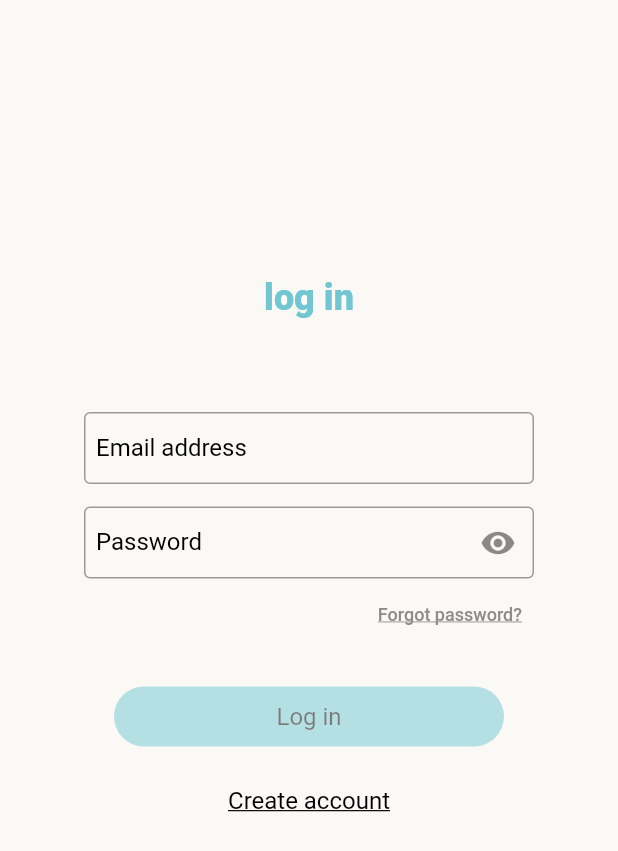
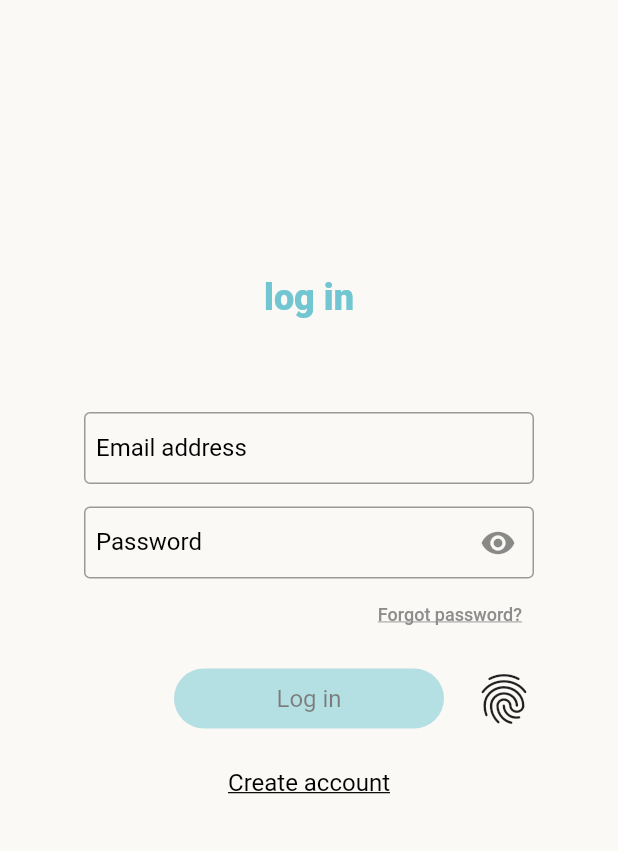
Before and after one commit to Iconica-Development/flutter_user, a Flutter app: the screen it shows after launch, on a phone screen of 412 x 824 dp. Shown: the top 851 px of the screen. Run offline on Flutter 3.47's test engine with Material 3 defaults, Android fonts, the phone set to English and light mode, and no system bars; our stand-ins replace cloud_firestore, firebase_auth, local_auth; missing offline and left inert: flutter_image_picker, flutter_input_library; accounts and stored records are empty; Roboto replaces fonts that are missing (Avenir, Merriweather).

Commit message:
feat: add biometrics options to the login flow of the userstory

```diff
--- a/packages/firebase_user_repository/pubspec.yaml
+++ b/packages/firebase_user_repository/pubspec.yaml
@@ -1,6 +1,6 @@
 name: firebase_user_repository
 description: "firebase_user_repository for flutter_user package"
-version: 6.1.0
+version: 6.2.0
 repository: https://github.com/Iconica-Development/flutter_user
 
 publish_to: https://forgejo.internal.iconica.nl/api/packages/internal/pub
@@ -14,7 +14,7 @@ dependencies:
     sdk: flutter
   user_repository_interface:
     hosted: https://forgejo.internal.iconica.nl/api/packages/internal/pub/
-    version: ^6.1.0
+    version: ^6.2.0
   cloud_firestore: ^5.4.2
   firebase_auth: ^5.3.0
 
--- a/packages/flutter_user/example/lib/main.dart
+++ b/packages/flutter_user/example/lib/main.dart
@@ -14,8 +14,15 @@ class MyApp extends StatelessWidget {
     return MaterialApp(
       title: "flutter_user Example",
       theme: theme,
-      home: const FlutterUserNavigatorUserstory(
-        afterLoginScreen: Home(),
+      home: FlutterUserNavigatorUserstory(
+        afterLoginScreen: const Home(),
+        options: FlutterUserOptions(
+          loginOptions: const LoginOptions(
+            biometricsOptions: LoginBiometricsOptions(
+              loginWithBiometrics: true,
+            ),
+          ),
+        ),
       ),
     );
   }
--- a/packages/flutter_user/lib/src/models/login/login_options.dart
+++ b/packages/flutter_user/lib/src/models/login/login_options.dart
@@ -12,6 +12,7 @@ class LoginOptions {
     this.spacers = const LoginSpacerOptions(),
     this.translations = const LoginTranslations(),
     this.validationService,
+    this.biometricsOptions = const LoginBiometricsOptions(),
     this.maxFormWidth = 300,
     this.initialEmail = "",
     this.initialPassword = "",
@@ -83,8 +84,43 @@ class LoginOptions {
   final InputContainerBuilder emailInputContainerBuilder;
   final InputContainerBuilder passwordInputContainerBuilder;
 
+  /// Configuration class for the biometrics login options.
+  final LoginBiometricsOptions biometricsOptions;
+
   ValidationService get validations =>
       validationService ?? LoginValidationService(this);
+}
+
+class LoginBiometricsOptions {
+  const LoginBiometricsOptions({
+    this.loginWithBiometrics = false,
+    this.triggerBiometricsAutomatically = false,
+    this.allowBiometricsAlternative = true,
+    this.onBiometricsSuccess,
+    this.onBiometricsError,
+    this.onBiometricsFail,
+  });
+
+  /// Ask the user to login with biometrics instead of email and password.
+  final bool loginWithBiometrics;
+
+  /// Allow the user to login with biometrics even if they have no biometrics
+  /// set up on their device. This will use their device native login methods.
+  final bool allowBiometricsAlternative;
+
+  /// Automatically open the native biometrics UI instead of waiting for the
+  /// user to press the biometrics button
+  final bool triggerBiometricsAutomatically;
+
+  /// The callback function to be called when the biometrics login is
+  /// successful.
+  final LoginOptionalAsyncCallback? onBiometricsSuccess;
+
+  /// The callback function to be called when the biometrics login fails.
+  final LoginOptionalAsyncCallback? onBiometricsFail;
+
+  /// The callback function to be called when the biometrics login errors.
+  final LoginOptionalAsyncCallback? onBiometricsError;
 }
 
 Widget _createForgotPasswordButton(
@@ -120,15 +156,10 @@ Widget _createLoginButton(
 ) =>
     Opacity(
       opacity: disabled ? 0.5 : 1.0,
-      child: Row(
-        children: [
-          Expanded(
       child: Padding(
-              padding: const EdgeInsets.only(
-                left: 20,
-                right: 20,
-                top: 20,
-                bottom: 8,
+        padding: const EdgeInsets.symmetric(
+          horizontal: 20,
+          vertical: 8,
         ),
         child: FilledButton(
           onPressed: () async =>
@@ -141,9 +172,6 @@ Widget _createLoginButton(
             ),
           ),
         ),
-            ),
-          ),
-        ],
       ),
     );
 
--- a/packages/flutter_user/lib/src/models/login/login_translations.dart
+++ b/packages/flutter_user/lib/src/models/login/login_translations.dart
@@ -8,6 +8,7 @@ class LoginTranslations {
     this.loginButton = "Log in",
     this.forgotPasswordButton = "Forgot password?",
     this.registrationButton = "Create account",
+    this.biometricsLoginMessage = "Log in with biometrics",
   });
 
   /// Login title
@@ -23,4 +24,5 @@ class LoginTranslations {
   final String forgotPasswordButton;
 
   final String registrationButton;
+  final String biometricsLoginMessage;
 }
--- a/packages/flutter_user/lib/src/screens/email_password_login_form.dart
+++ b/packages/flutter_user/lib/src/screens/email_password_login_form.dart
@@ -2,6 +2,8 @@ import "dart:async";
 
 import "package:flutter/material.dart";
 import "package:flutter_user/src/models/login/login_options.dart";
+import "package:flutter_user/src/services/local_auth.dart";
+import "package:flutter_user/src/widgets/biometrics_button.dart";
 
 class EmailPasswordLoginForm extends StatefulWidget {
   /// Constructs an [EmailPasswordLoginForm] widget.
@@ -48,6 +50,8 @@ class _EmailPasswordLoginFormState extends State<EmailPasswordLoginForm> {
   String _currentEmail = "";
   String _currentPassword = "";
 
+  final LocalAuthService _localAuthService = LocalAuthService();
+
   void _updateCurrentEmail(String email) {
     _currentEmail = email;
     _validate();
@@ -86,6 +90,13 @@ class _EmailPasswordLoginFormState extends State<EmailPasswordLoginForm> {
     _currentEmail = widget.options.initialEmail;
     _currentPassword = widget.options.initialPassword;
     _validate();
+
+    if (widget.options.biometricsOptions.loginWithBiometrics &&
+        widget.options.biometricsOptions.triggerBiometricsAutomatically) {
+      WidgetsBinding.instance.addPostFrameCallback((_) async {
+        await _localAuthService.authenticate(widget.options);
+      });
+    }
   }
 
   @override
@@ -185,6 +196,10 @@ class _EmailPasswordLoginFormState extends State<EmailPasswordLoginForm> {
       options,
     );
 
+    var biometricsButton = BiometricsButton(
+      onPressed: () async => LocalAuthService().authenticate(options),
+    );
+
     return Scaffold(
       backgroundColor: options.loginBackgroundColor,
       body: CustomScrollView(
@@ -197,7 +212,7 @@ class _EmailPasswordLoginFormState extends State<EmailPasswordLoginForm> {
               children: [
                 Expanded(
                   flex: options.spacers.titleSpacer,
-                  child: LoginTitle(
+                  child: _LoginTitle(
                     options: options,
                     title: widget.title,
                     subtitle: widget.subtitle,
@@ -231,7 +246,27 @@ class _EmailPasswordLoginFormState extends State<EmailPasswordLoginForm> {
                             if (options.spacers.spacerAfterForm != null) ...[
                               Spacer(flex: options.spacers.spacerAfterForm!),
                             ],
-                            loginButton,
+                            if (options
+                                .biometricsOptions.loginWithBiometrics) ...[
+                              Row(
+                                crossAxisAlignment: CrossAxisAlignment.center,
+                                mainAxisAlignment:
+                                    MainAxisAlignment.spaceBetween,
+                                children: [
+                                  SizedBox(
+                                    width: BiometricsButton.buttonSize.width,
+                                    height: BiometricsButton.buttonSize.height,
+                                  ),
+                                  Expanded(child: loginButton),
+                                  biometricsButton,
+                                ],
+                              ),
+                            ] else ...[
+                              SizedBox(
+                                width: double.infinity,
+                                child: loginButton,
+                              ),
+                            ],
                             if (widget.onRegister != null) ...[
                               registerButton,
                             ],
@@ -253,12 +288,11 @@ class _EmailPasswordLoginFormState extends State<EmailPasswordLoginForm> {
   }
 }
 
-class LoginTitle extends StatelessWidget {
-  const LoginTitle({
+class _LoginTitle extends StatelessWidget {
+  const _LoginTitle({
     required this.options,
     this.title,
     this.subtitle,
-    super.key,
   });
 
   final LoginOptions options;
--- /dev/null
+++ b/packages/flutter_user/lib/src/services/local_auth.dart
@@ -0,0 +1,41 @@
+import "package:flutter/services.dart";
+import "package:flutter_user/flutter_user.dart";
+import "package:local_auth/local_auth.dart";
+
+/// A service that handles local authentication using the local_auth package.
+class LocalAuthService {
+  final LocalAuthentication _localAuth = LocalAuthentication();
+
+  /// Try to open the authentication dialog for the user. If the device does
+  /// not support local authentication, the [onBiometricsError] callback is
+  /// called. If the user cancels the authentication, the [onBiometricsFail]
+  /// callback is called. If the authentication is successful, the
+  /// [onBiometricsSuccess] callback is called.
+  Future<void> authenticate(LoginOptions loginOptions) async {
+    var biometricsOptions = loginOptions.biometricsOptions;
+
+    try {
+      if (!await _localAuth.isDeviceSupported()) {
+        biometricsOptions.onBiometricsError?.call();
+        return;
+      }
+      var didAuthenticate = await _localAuth.authenticate(
+        localizedReason: loginOptions.translations.biometricsLoginMessage,
+        options: AuthenticationOptions(
+          biometricOnly: !biometricsOptions.allowBiometricsAlternative,
+          stickyAuth: true,
+          sensitiveTransaction: false,
+        ),
+      );
+      if (didAuthenticate) {
+        biometricsOptions.onBiometricsSuccess?.call();
+      }
+
+      if (!didAuthenticate) {
+        biometricsOptions.onBiometricsFail?.call();
+      }
+    } on PlatformException catch (_) {
+      biometricsOptions.onBiometricsError?.call();
+    }
+  }
+}
--- /dev/null
+++ b/packages/flutter_user/lib/src/widgets/biometrics_button.dart
@@ -0,0 +1,49 @@
+import "dart:async";
+import "dart:io";
+
+import "package:flutter/foundation.dart";
+import "package:flutter/material.dart";
+
+/// A button that triggers biometric authentication.
+/// Shows a custom image on iOS and Macos.
+/// On other platforms, it shows a fingerprint icon or a blank space if
+/// biometrics are not supported on that platform.
+class BiometricsButton extends StatelessWidget {
+  const BiometricsButton({
+    required this.onPressed,
+    super.key,
+  });
+
+  static const Size buttonSize = Size(40, 40);
+
+  final FutureOr<void> Function() onPressed;
+
+  @override
+  Widget build(BuildContext context) {
+    // handle unsupported platforms
+    if (kIsWeb || Platform.isLinux) return SizedBox(width: buttonSize.width);
+    Widget biometricsWidget;
+
+    if (Platform.isIOS || Platform.isMacOS) {
+      biometricsWidget = Image(
+        image: const AssetImage(
+          "assets/ios_fingerprint.png",
+          package: "flutter_user",
+        ),
+        width: buttonSize.width,
+        height: buttonSize.height,
+      );
+    } else {
+      biometricsWidget = Icon(
+        Icons.fingerprint,
+        size: buttonSize.width,
+      );
+    }
+
+    return InkWell(
+      borderRadius: BorderRadius.circular(20),
+      onTap: onPressed,
+      child: biometricsWidget,
+    );
+  }
+}
--- a/packages/user_repository_interface/pubspec.yaml
+++ b/packages/user_repository_interface/pubspec.yaml
@@ -1,6 +1,6 @@
 name: user_repository_interface
 description: "user_repository_interface for flutter_user package"
-version: 6.1.0
+version: 6.2.0
 repository: https://github.com/Iconica-Development/flutter_user
 
 publish_to: https://forgejo.internal.iconica.nl/api/packages/internal/pub
```
Also changed, not shown: packages/flutter_user/pubspec.yaml (+9 -2 lines), packages/flutter_user/assets/2.0x/ios_fingerprint.png (added), packages/flutter_user/assets/3.0x/ios_fingerprint.png (added), packages/flutter_user/assets/ios_fingerprint.png (added), 2 other files. Lines whose indentation alone changed are shown as unchanged.
